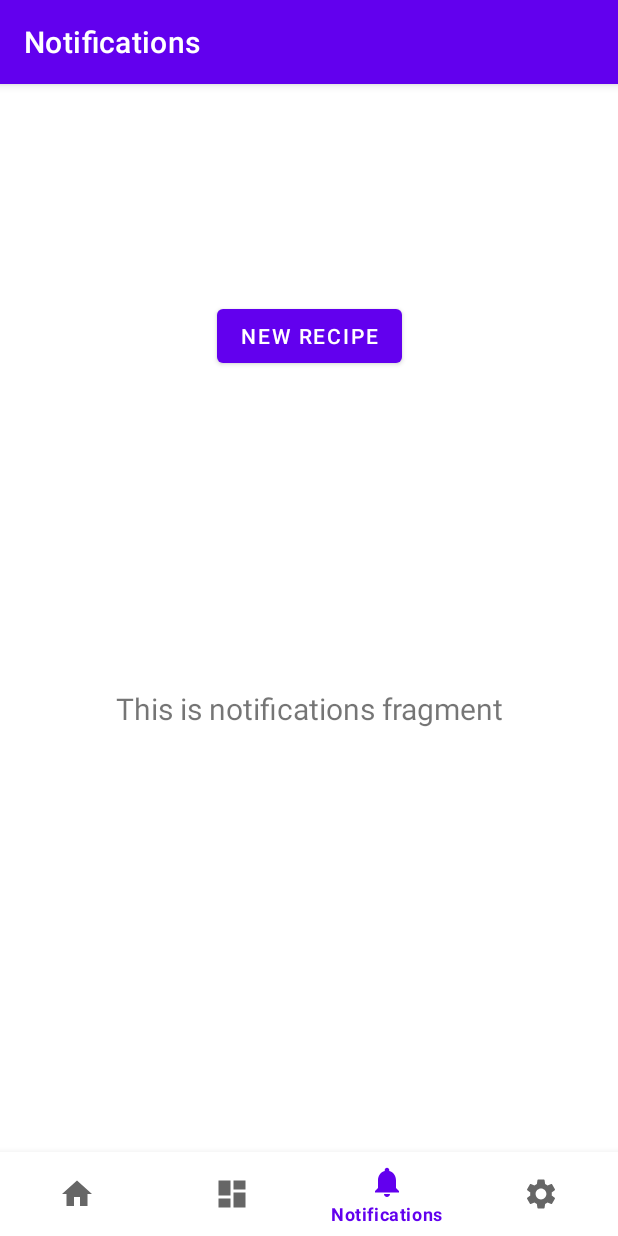
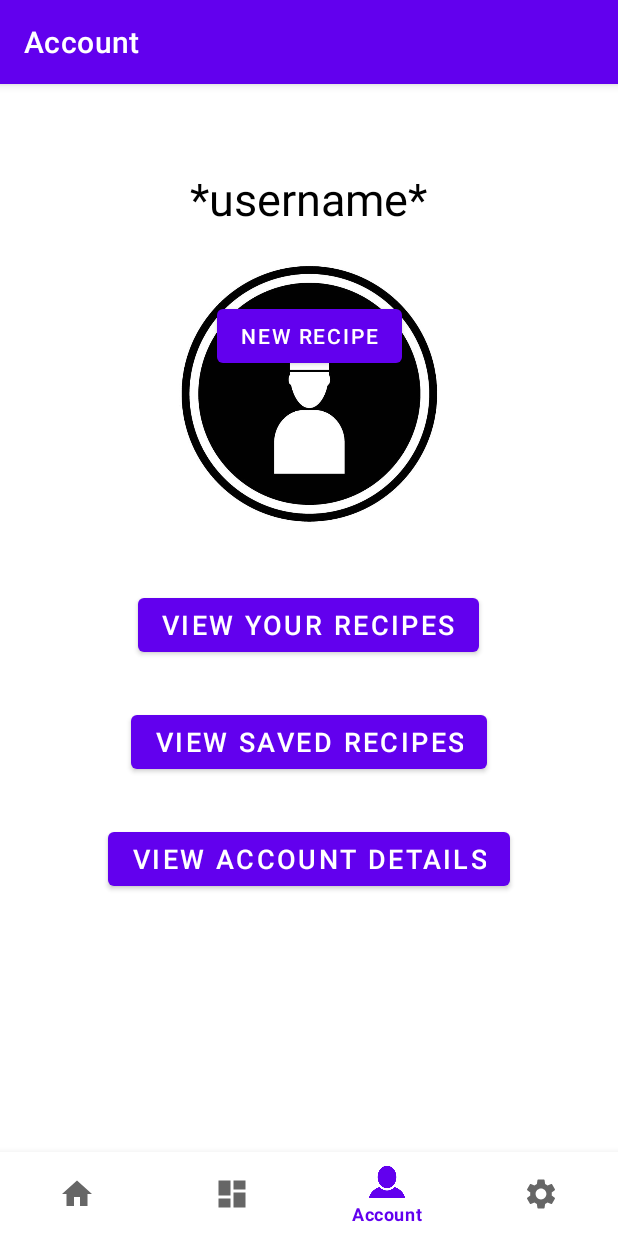
Before and after one commit to ChrisHo02/UniChef, an Android app: the HomeFragment screen opened directly, with no data from a screen before it, item 3 of the bottom bar chosen, on a phone screen of 412 x 824 dp. Run offline under Robolectric (Android 15) with nearby library versions, the phone set to English and light mode, and no system bars; our stand-ins replace navigation-ui.

Commit message:
search and account

```diff
--- /dev/null
+++ b/UniChef/app/src/main/java/com/example/unichef/ui/account/AccountFragment.java
@@ -0,0 +1,35 @@
+package com.example.unichef.ui.account;
+
+import android.os.Bundle;
+import android.view.LayoutInflater;
+import android.view.View;
+import android.view.ViewGroup;
+import android.widget.TextView;
+
+import androidx.annotation.NonNull;
+import androidx.annotation.Nullable;
+import androidx.fragment.app.Fragment;
+import androidx.lifecycle.Observer;
+import androidx.lifecycle.ViewModelProvider;
+
+import com.example.unichef.R;
+
+public class AccountFragment extends Fragment {
+
+    private AccountViewModel accountViewModel;
+
+    public View onCreateView(@NonNull LayoutInflater inflater,
+                             ViewGroup container, Bundle savedInstanceState) {
+        accountViewModel =
+                new ViewModelProvider(this).get(AccountViewModel.class);
+        View root = inflater.inflate(R.layout.fragment_account, container, false);
+//        final TextView textView = root.findViewById(R.id.text_account);
+//        accountViewModel.getText().observe(getViewLifecycleOwner(), new Observer<String>() {
+//            @Override
+//            public void onChanged(@Nullable String s) {
+//                textView.setText(s);
+//            }
+//        });
+        return root;
+    }
+}
--- a/UniChef/app/src/main/java/com/example/unichef/ui/notifications/NotificationsViewModel.java
+++ b/UniChef/app/src/main/java/com/example/unichef/ui/account/AccountViewModel.java
@@ -1,16 +1,16 @@
-package com.example.unichef.ui.notifications;
+package com.example.unichef.ui.account;
 
 import androidx.lifecycle.LiveData;
 import androidx.lifecycle.MutableLiveData;
 import androidx.lifecycle.ViewModel;
 
-public class NotificationsViewModel extends ViewModel {
+public class AccountViewModel extends ViewModel {
 
     private MutableLiveData<String> mText;
 
-    public NotificationsViewModel() {
+    public AccountViewModel() {
         mText = new MutableLiveData<>();
-        mText.setValue("This is notifications fragment");
+        mText.setValue("This is account fragment");
     }
 
     public LiveData<String> getText() {
--- a/UniChef/app/src/main/java/com/example/unichef/ui/home/HomeFragment.java
+++ b/UniChef/app/src/main/java/com/example/unichef/ui/home/HomeFragment.java
@@ -6,9 +6,11 @@ import android.os.Bundle;
 import android.view.LayoutInflater;
 import android.view.View;
 import android.view.ViewGroup;
+import android.view.inputmethod.InputMethodManager;
 import android.widget.AdapterView;
 import android.widget.ArrayAdapter;
 import android.widget.ListView;
+import android.widget.SearchView;
 import android.widget.TextView;
 
 import androidx.annotation.NonNull;
@@ -17,7 +19,9 @@ import androidx.fragment.app.Fragment;
 import androidx.lifecycle.Observer;
 import androidx.lifecycle.ViewModelProvider;
 
+import com.example.unichef.MainActivity;
 import com.example.unichef.R;
+import com.example.unichef.SignupActivity;
 import com.example.unichef.ViewRecipeActivity;
 
 public class HomeFragment extends Fragment {
--- a/UniChef/app/src/main/java/com/example/unichef/ui/notifications/NotificationsFragment.java
+++ /dev/null
@@ -1,35 +0,0 @@
-package com.example.unichef.ui.notifications;
-
-import android.os.Bundle;
-import android.view.LayoutInflater;
-import android.view.View;
-import android.view.ViewGroup;
-import android.widget.TextView;
-
-import androidx.annotation.NonNull;
-import androidx.annotation.Nullable;
-import androidx.fragment.app.Fragment;
-import androidx.lifecycle.Observer;
-import androidx.lifecycle.ViewModelProvider;
-
-import com.example.unichef.R;
-
-public class NotificationsFragment extends Fragment {
-
-    private NotificationsViewModel notificationsViewModel;
-
-    public View onCreateView(@NonNull LayoutInflater inflater,
-                             ViewGroup container, Bundle savedInstanceState) {
-        notificationsViewModel =
-                new ViewModelProvider(this).get(NotificationsViewModel.class);
-        View root = inflater.inflate(R.layout.fragment_notifications, container, false);
-        final TextView textView = root.findViewById(R.id.text_notifications);
-        notificationsViewModel.getText().observe(getViewLifecycleOwner(), new Observer<String>() {
-            @Override
-            public void onChanged(@Nullable String s) {
-                textView.setText(s);
-            }
-        });
-        return root;
-    }
-}
--- /dev/null
+++ b/UniChef/app/src/main/res/drawable/ic_search.xml
@@ -0,0 +1,10 @@
+<vector xmlns:android="http://schemas.android.com/apk/res/android"
+    android:width="24dp"
+    android:height="24dp"
+    android:viewportWidth="24"
+    android:viewportHeight="24"
+    android:tint="?attr/colorControlNormal">
+  <path
+      android:fillColor="@android:color/white"
+      android:pathData="M15.5,14h-0.79l-0.28,-0.27C15.41,12.59 16,11.11 16,9.5 16,5.91 13.09,3 9.5,3S3,5.91 3,9.5 5.91,16 9.5,16c1.61,0 3.09,-0.59 4.23,-1.57l0.27,0.28v0.79l5,4.99L20.49,19l-4.99,-5zM9.5,14C7.01,14 5,11.99 5,9.5S7.01,5 9.5,5 14,7.01 14,9.5 11.99,14 9.5,14z"/>
+</vector>
--- /dev/null
+++ b/UniChef/app/src/main/res/layout/fragment_account.xml
@@ -0,0 +1,75 @@
+<?xml version="1.0" encoding="utf-8"?>
+<androidx.constraintlayout.widget.ConstraintLayout xmlns:android="http://schemas.android.com/apk/res/android"
+    xmlns:app="http://schemas.android.com/apk/res-auto"
+    xmlns:tools="http://schemas.android.com/tools"
+    android:layout_width="match_parent"
+    android:layout_height="match_parent"
+    tools:context=".ui.account.AccountFragment">
+
+    <ScrollView
+        android:id="@+id/scrollView2"
+        android:layout_width="match_parent"
+        android:layout_height="match_parent">
+
+        <LinearLayout
+            android:layout_width="match_parent"
+            android:layout_height="wrap_content"
+            android:orientation="vertical"
+            android:gravity="center">
+
+            <TextView
+                android:id="@+id/textView"
+                android:layout_width="411dp"
+                android:layout_height="wrap_content"
+                android:gravity="center_horizontal"
+                android:text="*username*"
+                android:textColor="#000000"
+                android:textSize="30sp"
+                app:layout_constraintEnd_toEndOf="parent"
+                android:layout_marginBottom="10dp"/>
+
+            <ImageView
+                android:id="@+id/imageView"
+                android:layout_width="200dp"
+                android:layout_height="200dp"
+                android:layout_gravity="center"
+                android:cropToPadding="false"
+                android:scaleType="centerCrop"
+                app:srcCompat="@drawable/chef_icon"
+                android:layout_marginBottom="30dp"/>
+
+            <Button
+                android:id="@+id/view_your_recipes"
+                android:layout_width="wrap_content"
+                android:layout_height="wrap_content"
+                android:gravity="center"
+                android:text="View Your Recipes"
+                android:layout_marginBottom="30dp"
+                android:textSize="18sp"/>
+
+            <Button
+                android:id="@+id/view_saved_recipes_button"
+                android:layout_width="wrap_content"
+                android:layout_height="wrap_content"
+                android:gravity="center"
+                android:text="View Saved Recipes"
+                android:layout_marginBottom="30dp"
+                android:textSize="18sp"/>
+
+            <Button
+                android:id="@+id/view_account_details_button"
+                android:layout_width="wrap_content"
+                android:layout_height="wrap_content"
+                android:gravity="center"
+                android:text="View Account Details"
+                android:layout_marginBottom="30dp"
+                android:textSize="18sp"/>
+
+
+        </LinearLayout>
+    </ScrollView>
+
+
+
+
+</androidx.constraintlayout.widget.ConstraintLayout>
--- a/UniChef/app/src/main/res/layout/fragment_home.xml
+++ b/UniChef/app/src/main/res/layout/fragment_home.xml
@@ -1,11 +1,22 @@
 <?xml version="1.0" encoding="utf-8"?>
+
 <LinearLayout
     xmlns:android="http://schemas.android.com/apk/res/android"
     xmlns:app="http://schemas.android.com/apk/res-auto"
     xmlns:tools="http://schemas.android.com/tools"
     android:layout_width="match_parent"
     android:layout_height="match_parent"
+    android:orientation="vertical"
     tools:context=".ui.home.HomeFragment">
+
+    <SearchView
+        android:id="@+id/search_view"
+        android:layout_width="match_parent"
+        android:layout_height="wrap_content"
+        android:clickable="true"
+        android:focusable="true"
+        android:iconifiedByDefault="false">
+    </SearchView>
 
     <FrameLayout
         android:layout_width="match_parent"
--- a/UniChef/app/src/main/res/layout/fragment_notifications.xml
+++ /dev/null
@@ -1,22 +0,0 @@
-<?xml version="1.0" encoding="utf-8"?>
-<androidx.constraintlayout.widget.ConstraintLayout xmlns:android="http://schemas.android.com/apk/res/android"
-    xmlns:app="http://schemas.android.com/apk/res-auto"
-    xmlns:tools="http://schemas.android.com/tools"
-    android:layout_width="match_parent"
-    android:layout_height="match_parent"
-    tools:context=".ui.notifications.NotificationsFragment">
-
-    <TextView
-        android:id="@+id/text_notifications"
-        android:layout_width="match_parent"
-        android:layout_height="wrap_content"
-        android:layout_marginStart="8dp"
-        android:layout_marginTop="8dp"
-        android:layout_marginEnd="8dp"
-        android:gravity="center"
-        android:textSize="20sp"
-        app:layout_constraintBottom_toBottomOf="parent"
-        app:layout_constraintEnd_toEndOf="parent"
-        app:layout_constraintStart_toStartOf="parent"
-        app:layout_constraintTop_toTopOf="parent" />
-</androidx.constraintlayout.widget.ConstraintLayout>
--- a/UniChef/app/src/main/res/menu/bottom_nav_menu.xml
+++ b/UniChef/app/src/main/res/menu/bottom_nav_menu.xml
@@ -13,8 +13,8 @@
 
     <item
         android:id="@+id/navigation_notifications"
-        android:icon="@drawable/ic_notifications_black_24dp"
-        android:title="@string/title_notifications" />
+        android:icon="@drawable/account_icon"
+        android:title="@string/title_account" />
 
     <item
         android:id="@+id/navigation_settings"
--- a/UniChef/app/src/main/res/navigation/mobile_navigation.xml
+++ b/UniChef/app/src/main/res/navigation/mobile_navigation.xml
@@ -19,12 +19,14 @@
 
     <fragment
         android:id="@+id/navigation_notifications"
-        android:name="com.example.unichef.ui.notifications.NotificationsFragment"
-        android:label="@string/title_notifications"
-        tools:layout="@layout/fragment_notifications" />
+        android:name="com.example.unichef.ui.account.AccountFragment"
+        android:label="@string/title_account"
+        tools:layout="@layout/fragment_account" />
+
     <fragment
         android:id="@+id/navigation_settings"
         android:name="com.example.unichef.ui.settings.SettingsFragment"
         android:label="@string/title_settings"
         tools:layout="@layout/fragment_settings" />
+
 </navigation>
--- a/UniChef/app/src/main/res/values/strings.xml
+++ b/UniChef/app/src/main/res/values/strings.xml
@@ -2,7 +2,7 @@
     <string name="app_name">UniChef</string>
     <string name="title_home">Home</string>
     <string name="title_dashboard">Dashboard</string>
-    <string name="title_notifications">Notifications</string>
+    <string name="title_account">Account</string>
     <string name="title_settings">Settings</string>
     <string name="title_button_delete_account">Delete Account</string>
     <string name="profile_pic">Profile picture</string>
```
Also changed, not shown: UniChef/app/src/main/res/drawable/account_icon.png (added), UniChef/app/src/main/res/drawable/chef_icon.png (added).
